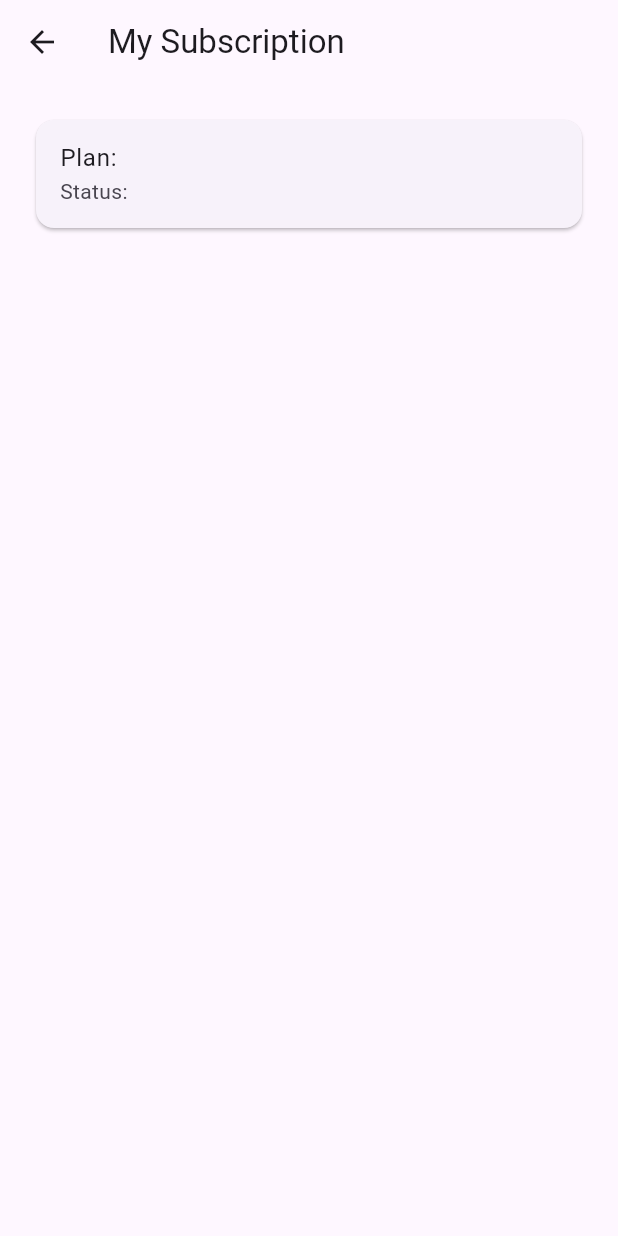
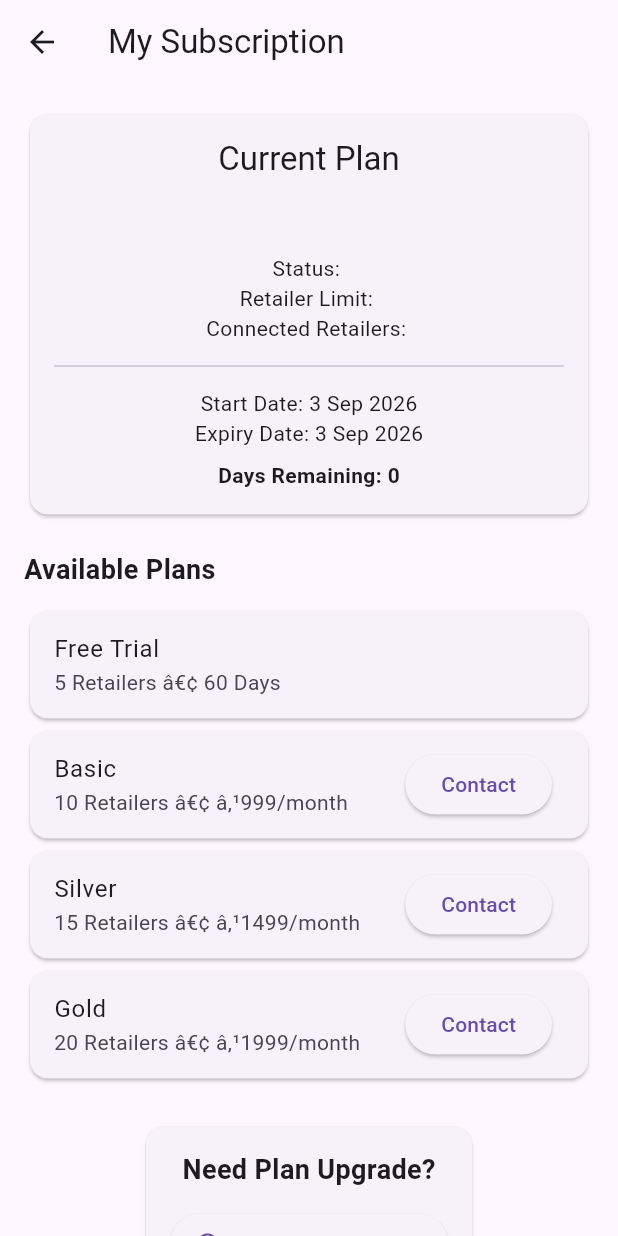
Before and after one commit to shripati7/Repository-name-supplier_catalogue, a Flutter app: the SubscriptionScreen screen opened directly, on a phone screen of 412 x 824 dp. Run offline on Flutter 3.47's test engine with Material 3 defaults, Android fonts, the phone set to English and light mode, and no system bars; our stand-ins replace cloud_firestore, firebase_auth, firebase_core, firebase_storage, flutter_image_compress, image_picker; accounts and stored records are empty.

Commit message:
V1.1 onboarding and subscription fixes

```diff
--- a/lib/models/subscription_model.dart
+++ b/lib/models/subscription_model.dart
@@ -1,5 +1,6 @@
 class SubscriptionModel {
   final String supplierId;
+
   final String planName;
   final String status;
 
@@ -8,6 +9,7 @@ class SubscriptionModel {
 
   final int retailerLimit;
   final int connectedRetailers;
+
   final int freeTrialDays;
 
   SubscriptionModel({
@@ -33,4 +35,9 @@ class SubscriptionModel {
       'freeTrialDays': freeTrialDays,
     };
   }
+
+  static const String freeTrial = 'Free Trial';
+  static const String basic = 'Basic';
+  static const String silver = 'Silver';
+  static const String gold = 'Gold';
 }
--- a/lib/screens/startup_router_screen.dart
+++ b/lib/screens/startup_router_screen.dart
@@ -2,6 +2,7 @@ import 'package:cloud_firestore/cloud_firestore.dart';
 import 'package:firebase_auth/firebase_auth.dart';
 import 'package:flutter/material.dart';
 
+import '../services/subscription_service.dart';
 import 'my_suppliers_screen.dart';
 import 'retailer_catalogue_screen.dart';
 import 'retailer_login_screen.dart';
@@ -42,6 +43,8 @@ class _StartupRouterScreenState extends State<StartupRouterScreen> {
           .get();
 
       if (supplierDoc.exists) {
+        await SubscriptionService().markExpiredIfNeeded(user.uid);
+
         navigateTo(const SupplierDashboardScreen());
         return;
       }
--- a/lib/screens/subscription_screen.dart
+++ b/lib/screens/subscription_screen.dart
@@ -1,10 +1,68 @@
 import 'package:cloud_firestore/cloud_firestore.dart';
 import 'package:flutter/material.dart';
+import 'package:url_launcher/url_launcher.dart';
 
 import '../services/subscription_service.dart';
 
 class SubscriptionScreen extends StatelessWidget {
   const SubscriptionScreen({super.key});
+
+  Future<void> openWhatsApp() async {
+    final uri = Uri.parse(
+      'https://wa.me/919810365166?text=Hello%20I%20want%20to%20upgrade%20my%20subscription',
+    );
+
+    await launchUrl(uri, mode: LaunchMode.externalApplication);
+  }
+
+  String formatDate(Timestamp? timestamp) {
+    if (timestamp == null) return '-';
+
+    final date = timestamp.toDate();
+
+    const months = [
+      'Jan',
+      'Feb',
+      'Mar',
+      'Apr',
+      'May',
+      'Jun',
+      'Jul',
+      'Aug',
+      'Sep',
+      'Oct',
+      'Nov',
+      'Dec',
+    ];
+
+    return '${date.day} ${months[date.month - 1]} ${date.year}';
+  }
+
+  int calculateDaysRemaining(Timestamp? endDateTimestamp) {
+    if (endDateTimestamp == null) return 0;
+
+    final endDate = endDateTimestamp.toDate();
+    final difference = endDate.difference(DateTime.now()).inDays;
+
+    return difference < 0 ? 0 : difference;
+  }
+
+  Widget planCard({
+    required String title,
+    required String details,
+    required VoidCallback onTap,
+  }) {
+    return Card(
+      child: ListTile(
+        title: Text(title),
+        subtitle: Text(details),
+        trailing: ElevatedButton(
+          onPressed: onTap,
+          child: const Text('Contact'),
+        ),
+      ),
+    );
+  }
 
   @override
   Widget build(BuildContext context) {
@@ -18,33 +76,147 @@ class SubscriptionScreen extends StatelessWidget {
           }
 
           if (!snapshot.data!.exists) {
-            return Center(
-              child: ElevatedButton(
-                onPressed: () async {
-                  await SubscriptionService().createFreeSubscription();
-
-                  if (!context.mounted) return;
-
-                  ScaffoldMessenger.of(context).showSnackBar(
-                    const SnackBar(
-                      content: Text('Free Subscription Activated'),
-                    ),
-                  );
-                },
-                child: const Text('Activate Free Plan'),
-              ),
-            );
+            return const Center(child: Text('No Subscription Found'));
           }
 
           final data = snapshot.data!.data() as Map<String, dynamic>;
 
-          return Padding(
-            padding: const EdgeInsets.all(20),
-            child: Card(
-              child: ListTile(
-                title: Text('Plan: ${data['planName']}'),
-                subtitle: Text('Status: ${data['status']}'),
-              ),
+          final supplierId = data['supplierId'] as String?;
+
+          if (supplierId != null && supplierId.isNotEmpty) {
+            SubscriptionService().markExpiredIfNeeded(supplierId);
+          }
+
+          final startDate = data['startDate'] as Timestamp?;
+          final endDate = data['endDate'] as Timestamp?;
+
+          final daysRemaining = calculateDaysRemaining(endDate);
+
+          return SingleChildScrollView(
+            padding: const EdgeInsets.all(16),
+            child: Column(
+              children: [
+                Card(
+                  child: Padding(
+                    padding: const EdgeInsets.all(16),
+                    child: Column(
+                      children: [
+                        Text(
+                          'Current Plan',
+                          style: Theme.of(context).textTheme.titleLarge,
+                        ),
+
+                        const SizedBox(height: 12),
+
+                        Text(
+                          data['planName'] ?? '',
+                          style: const TextStyle(
+                            fontSize: 20,
+                            fontWeight: FontWeight.bold,
+                          ),
+                        ),
+
+                        const SizedBox(height: 8),
+
+                        Text('Status: ${data['status']}'),
+
+                        Text('Retailer Limit: ${data['retailerLimit']}'),
+
+                        Text(
+                          'Connected Retailers: ${data['connectedRetailers']}',
+                        ),
+
+                        const Divider(height: 30),
+
+                        Text('Start Date: ${formatDate(startDate)}'),
+
+                        Text('Expiry Date: ${formatDate(endDate)}'),
+
+                        const SizedBox(height: 8),
+
+                        Text(
+                          'Days Remaining: $daysRemaining',
+                          style: const TextStyle(fontWeight: FontWeight.bold),
+                        ),
+                      ],
+                    ),
+                  ),
+                ),
+
+                const SizedBox(height: 20),
+
+                const Align(
+                  alignment: Alignment.centerLeft,
+                  child: Text(
+                    'Available Plans',
+                    style: TextStyle(fontSize: 18, fontWeight: FontWeight.bold),
+                  ),
+                ),
+
+                const SizedBox(height: 10),
+
+                const Card(
+                  child: ListTile(
+                    title: Text('Free Trial'),
+                    subtitle: Text('5 Retailers â€¢ 60 Days'),
+                  ),
+                ),
+
+                planCard(
+                  title: 'Basic',
+                  details: '10 Retailers â€¢ â‚¹999/month',
+                  onTap: openWhatsApp,
+                ),
+
+                planCard(
+                  title: 'Silver',
+                  details: '15 Retailers â€¢ â‚¹1499/month',
+                  onTap: openWhatsApp,
+                ),
+
+                planCard(
+                  title: 'Gold',
+                  details: '20 Retailers â€¢ â‚¹1999/month',
+                  onTap: openWhatsApp,
+                ),
+
+                const SizedBox(height: 24),
+
+                Card(
+                  child: Padding(
+                    padding: const EdgeInsets.all(16),
+                    child: Column(
+                      children: [
+                        const Text(
+                          'Need Plan Upgrade?',
+                          style: TextStyle(
+                            fontSize: 18,
+                            fontWeight: FontWeight.bold,
+                          ),
+                        ),
+
+                        const SizedBox(height: 12),
+
+                        ElevatedButton.icon(
+                          onPressed: openWhatsApp,
+                          icon: const Icon(Icons.support_agent),
+                          label: const Text('WhatsApp Support'),
+                        ),
+
+                        const SizedBox(height: 10),
+
+                        const SelectableText(
+                          '+91 9810365166',
+                          style: TextStyle(
+                            fontWeight: FontWeight.bold,
+                            fontSize: 16,
+                          ),
+                        ),
+                      ],
+                    ),
+                  ),
+                ),
+              ],
             ),
           );
         },
```
Also changed, not shown: lib/services/connection_service.dart (+19 -3 lines), lib/services/subscription_service.dart (+101 -1 lines), pubspec.yaml (+6 -67 lines), pubspec.lock, 5 other files.
